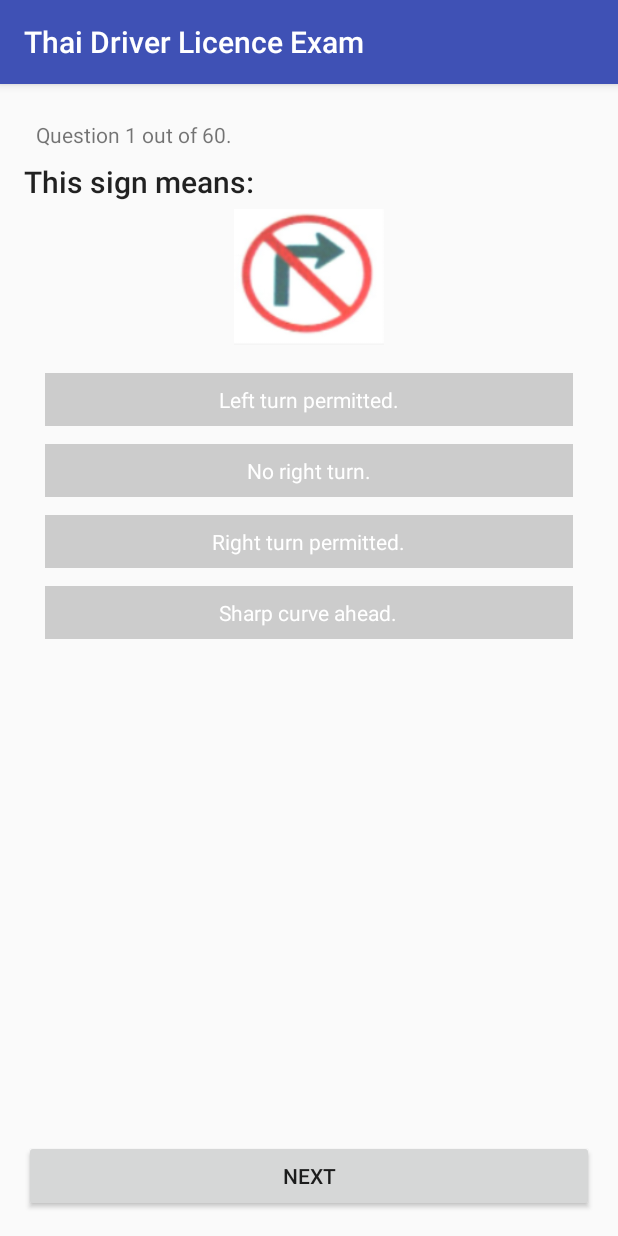
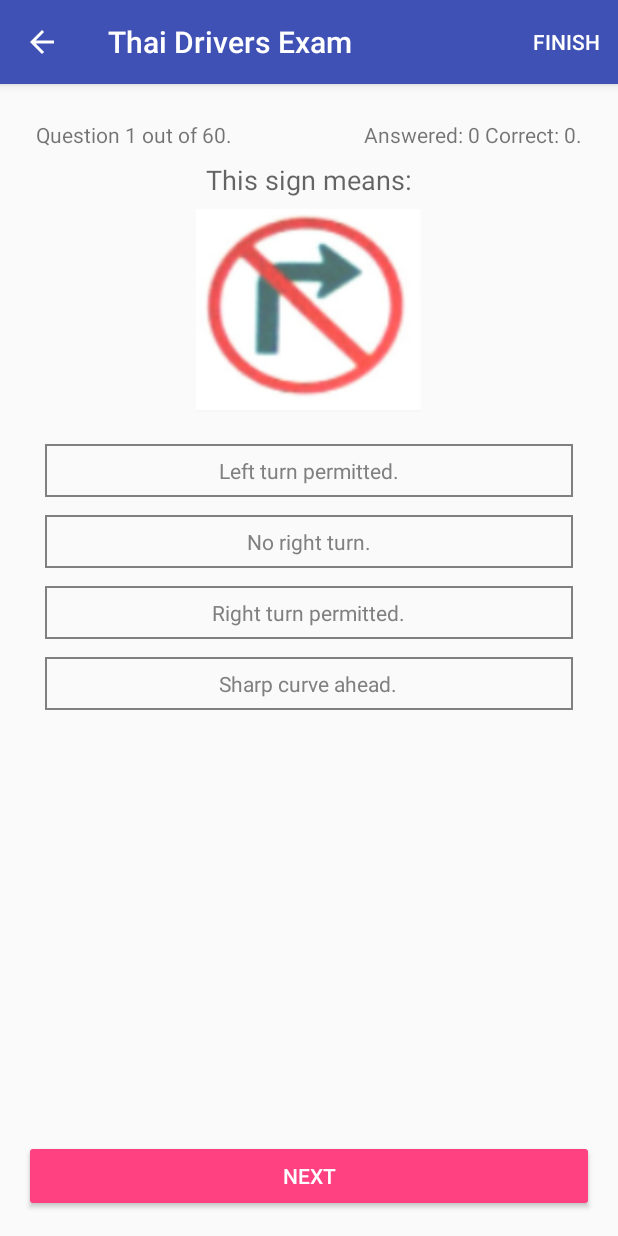
Before and after one commit to nemanja-summa/thaiapp, an Android app: the screen it shows after launch (QuestionsActivity), after a tap on "SIMULATE EXAM", on a phone screen of 412 x 824 dp. Run offline under Robolectric (Android 15) with nearby library versions, the phone set to English and light mode, and no system bars.

Commit message:
Added a finish button, some layout changes, added strings, colors.

```diff
--- a/app/build.gradle
+++ b/app/build.gradle
@@ -27,5 +27,6 @@ dependencies {
     compile 'com.android.support:appcompat-v7:25.2.0'
     compile 'com.android.support.constraint:constraint-layout:1.0.0-beta4'
     compile 'com.android.support:recyclerview-v7:25.2.0'
+    compile 'com.android.support:support-v4:25.2.0'
     testCompile 'junit:junit:4.12'
 }
--- a/app/src/main/java/io/summa/tutorial/view/QuestionsActivity.java
+++ b/app/src/main/java/io/summa/tutorial/view/QuestionsActivity.java
@@ -1,13 +1,19 @@
 package io.summa.tutorial.view;
 
+import android.content.DialogInterface;
 import android.os.Bundle;
+import android.support.v7.app.AlertDialog;
 import android.support.v7.app.AppCompatActivity;
 import android.support.v7.widget.LinearLayoutManager;
 import android.support.v7.widget.RecyclerView;
+import android.view.Menu;
+import android.view.MenuInflater;
+import android.view.MenuItem;
 import android.view.View;
 import android.widget.Button;
 import android.widget.ImageView;
 import android.widget.TextView;
+import android.widget.Toast;
 
 import org.json.JSONException;
 
@@ -29,7 +35,7 @@ public class QuestionsActivity extends AppCompatActivity implements View.OnClick
     public static final int EXTRA_SIMULATION = 1;
     public static final int EXTRA_PRACTICE = 2;
 
-    private TextView mQuestionTitle, mCounter;
+    private TextView mQuestionTitle, mCounter, mAnsweredCorrect;
     private ImageView mQuestionImage;
     private Button mPrevious, mNext;
     private AnswersRecyclerView mAdapter;
@@ -37,6 +43,8 @@ public class QuestionsActivity extends AppCompatActivity implements View.OnClick
     private List<Question> mQuestions;
     int pageIndex = 0;
     int testType;
+
+    int answered, correct;
 
     @Override
     protected void onCreate(Bundle savedInstanceState) {
@@ -51,12 +59,14 @@ public class QuestionsActivity extends AppCompatActivity implements View.OnClick
         }
 
         testType = bundle.getInt(QuestionsActivity.EXTRA_CONTEXT);
-
+        if (getSupportActionBar() != null)
+            getSupportActionBar().setDisplayHomeAsUpEnabled(true);
 
         mQuestions = populateData(testType);
 
         mQuestionTitle = (TextView) findViewById(R.id.tvTitle);
         mCounter = (TextView) findViewById(R.id.tvCounter);
+        mAnsweredCorrect = (TextView) findViewById(R.id.tvAnsweredCorrect);
         mQuestionImage = (ImageView) findViewById(R.id.ivTitleImage);
         mPrevious = (Button) findViewById(R.id.btnPrevious);
         mNext = (Button) findViewById(R.id.btnNext);
@@ -76,6 +86,32 @@ public class QuestionsActivity extends AppCompatActivity implements View.OnClick
     }
 
     @Override
+    public boolean onOptionsItemSelected(MenuItem item) {
+        int i = item.getItemId();
+        if (i == android.R.id.home) {
+            finish();
+            return true;
+        } else if (i == R.id.menuFinish) {
+            if (answered == mQuestions.size())
+                Toast.makeText(this, "good job, you are done", Toast.LENGTH_SHORT).show();
+            else {
+                AlertDialog.Builder builder = new AlertDialog.Builder(this);
+                builder.setMessage(R.string.dialog_not_all_answered)
+                        .setPositiveButton(R.string.yes, new DialogInterface.OnClickListener() {
+                            @Override
+                            public void onClick(DialogInterface dialogInterface, int i) {
+                                Toast.makeText(QuestionsActivity.this, "good job, you are done", Toast.LENGTH_SHORT).show();
+                            }
+                        })
+                        .setNegativeButton(R.string.no, null)
+                        .show();
+            }
+            return true;
+
+        } else return super.onOptionsItemSelected(item);
+    }
+
+    @Override
     public void onMarked(Answer answer) {
         Question question = mQuestions.get(pageIndex);
 
@@ -83,6 +119,13 @@ public class QuestionsActivity extends AppCompatActivity implements View.OnClick
 
         question.setAnsweredIndex(answerIndex);
         question.setMarked(true);
+
+        answered++;
+        if (question.getAnsweredIndex() == question.getCorrectIndex())
+            correct++;
+
+        String answeredCorrectText = getResources().getString(R.string.answered_correct, answered, correct);
+        mAnsweredCorrect.setText(answeredCorrectText);
 
         mAdapter.notifyDataSetChanged();
     }
@@ -123,10 +166,19 @@ public class QuestionsActivity extends AppCompatActivity implements View.OnClick
         }
     }
 
+    @Override
+    public boolean onCreateOptionsMenu(Menu menu) {
+        MenuInflater inflater = getMenuInflater();
+        inflater.inflate(R.menu.questions_menu, menu);
+        return true;
+    }
+
     private void loadQuestion() {
         String counterText = getResources().getString(R.string.counter_text, pageIndex + 1, mQuestions.size());
         mCounter.setText(counterText);
 
+        String answeredCorrectText = getResources().getString(R.string.answered_correct, answered, correct);
+        mAnsweredCorrect.setText(answeredCorrectText);
 
         mQuestionTitle.setText(mQuestions.get(pageIndex).getQuestionTitle());
         mAdapter.setNewAnswersAndRefresh(mQuestions.get(pageIndex));
--- /dev/null
+++ b/app/src/main/res/drawable/outlined_item.xml
@@ -0,0 +1,4 @@
+<?xml version="1.0" encoding="utf-8"?>
+<shape xmlns:android="http://schemas.android.com/apk/res/android" android:id="@+id/listview_background_shape">
+    <stroke android:width="1dp" android:color="#808080" />
+</shape>
--- a/app/src/main/res/layout/activity_questions.xml
+++ b/app/src/main/res/layout/activity_questions.xml
@@ -14,26 +14,40 @@
         android:layout_above="@+id/llNavigationHolder"
         android:orientation="vertical">
 
-        <TextView
-            android:id="@+id/tvCounter"
-            android:layout_width="wrap_content"
+        <RelativeLayout
+            android:layout_width="match_parent"
             android:layout_height="wrap_content"
-            android:padding="8dp"
-            android:text="Question 5 out of 60"/>
+            android:padding="8dp">
+
+            <TextView
+                android:id="@+id/tvCounter"
+                android:layout_width="wrap_content"
+                android:layout_height="wrap_content"
+                android:layout_alignParentStart="true"
+                android:text="@string/counter_text"/>
+
+            <TextView
+                android:id="@+id/tvAnsweredCorrect"
+                android:layout_width="wrap_content"
+                android:layout_height="wrap_content"
+                android:layout_alignParentEnd="true"
+                android:text="@string/answered_correct"/>
+        </RelativeLayout>
 
 
         <TextView
             android:id="@+id/tvTitle"
-            style="@style/Base.TextAppearance.AppCompat.Title"
-            android:layout_width="wrap_content"
+            style="@style/Base.TextAppearance.AppCompat.Medium"
+            android:layout_width="match_parent"
             android:layout_height="wrap_content"
             android:gravity="center"
-            android:text="Which of the following statements is true?"/>
+            android:textAlignment="center"
+            android:text="Placeholder question"/>
 
         <ImageView
             android:id="@+id/ivTitleImage"
-            android:layout_width="100dp"
-            android:layout_height="100dp"
+            android:layout_width="150dp"
+            android:layout_height="150dp"
             android:layout_gravity="center"
             android:src="@mipmap/ic_launcher"/>
 
@@ -51,9 +65,9 @@
 
     <LinearLayout
         android:id="@+id/llNavigationHolder"
-        android:layout_alignParentBottom="true"
         android:layout_width="match_parent"
         android:layout_height="wrap_content"
+        android:layout_alignParentBottom="true"
         android:paddingTop="8dp">
 
         <Button
@@ -61,14 +75,17 @@
             android:layout_width="wrap_content"
             android:layout_height="wrap_content"
             android:layout_weight="0.5"
-            android:visibility="gone"
-            android:text="previous"/>
+            android:text="@string/previous"
+            style="@style/Widget.AppCompat.Button.Colored"
+            android:visibility="gone"/>
 
         <Button
             android:id="@+id/btnNext"
             android:layout_width="wrap_content"
             android:layout_height="wrap_content"
             android:layout_weight="0.5"
-            android:text="next"/>
+            style="@style/Widget.AppCompat.Button.Colored"
+
+            android:text="@string/next"/>
     </LinearLayout>
 </RelativeLayout>
--- a/app/src/main/res/layout/image_answer.xml
+++ b/app/src/main/res/layout/image_answer.xml
@@ -6,7 +6,7 @@
     android:layout_height="wrap_content"
     android:layout_gravity="center|top"
     android:layout_margin="6dp"
-    android:background="@color/defaultBackground"
+    android:background="@drawable/outlined_item"
     android:orientation="vertical"
     android:padding="8dp">
 
--- a/app/src/main/res/layout/text_answer.xml
+++ b/app/src/main/res/layout/text_answer.xml
@@ -6,7 +6,7 @@
     android:layout_height="wrap_content"
     android:layout_gravity="center|top"
     android:layout_margin="6dp"
-    android:background="@color/defaultBackground"
+    android:background="@drawable/outlined_item"
     android:orientation="vertical"
     android:padding="8dp">
 
@@ -15,6 +15,5 @@
         android:layout_width="wrap_content"
         android:layout_height="wrap_content"
         android:layout_gravity="center"
-        android:text="text placeholder is here whatever though"
-        android:textColor="#fff"/>
+        android:text="text placeholder is here whatever though"/>
 </LinearLayout>
--- /dev/null
+++ b/app/src/main/res/menu/questions_menu.xml
@@ -0,0 +1,10 @@
+<?xml version="1.0" encoding="utf-8"?>
+<menu xmlns:android="http://schemas.android.com/apk/res/android"
+      xmlns:app="http://schemas.android.com/apk/res-auto">
+    <item
+        android:id="@+id/menuFinish"
+        android:title="@string/finish"
+        android:visible="true"
+        app:showAsAction="always"
+        />
+</menu>
--- a/app/src/main/res/raw/data.json
+++ b/app/src/main/res/raw/data.json
@@ -129,7 +129,7 @@
   },
   {
     "question": {
-      "text": "The sign mean:",
+      "text": "This sign means:",
       "url": "doNotPass"
     },
     "answers": [
--- a/app/src/main/res/values/colors.xml
+++ b/app/src/main/res/values/colors.xml
@@ -4,6 +4,8 @@
     <color name="colorPrimaryDark">#303F9F</color>
     <color name="colorAccent">#FF4081</color>
 
+    <color name="defaultTextColor">#808080</color>
+    <color name="selectedTextColor">#FFFFFF</color>
     <color name="defaultBackground">#CCCCCC</color>
     <color name="correctBackground">#8BC34A</color>
     <color name="incorrectBackground">#FF5722</color>
--- a/app/src/main/res/values/strings.xml
+++ b/app/src/main/res/values/strings.xml
@@ -1,8 +1,18 @@
 <resources>
-    <string name="app_name">Thai Driver Licence Exam</string>
+    <string name="app_name">Thai Drivers Exam</string>
     <string name="counter_text">Question %1$d out of %2$d.</string>
     <string name="simulate_exam">Simulate exam</string>
     <string name="simulate_explanation">Exam rules apply, you get 60 random questions. Good luck!</string>
     <string name="practice_for_exam">practice for exam</string>
     <string name="practice_explanation">Go through all questions.</string>
+    <string name="previous">previous</string>
+    <string name="next">next</string>
+    <string name="answered_correct">Answered: %1$d Correct: %2$d.</string>
+    <string name="finish">Finish</string>
+    <string name="yes">Yes</string>
+    <string name="no">No</string>
+    <string name="dialog_not_all_answered">You haven\'t answered all of the questions, are you sure you want to end?</string>
+
+    <!-- TODO: Remove or change this placeholder text -->
+    <string name="hello_blank_fragment">Hello blank fragment</string>
 </resources>
```
Also changed, not shown: app/src/main/AndroidManifest.xml (+9 -3 lines), app/src/main/java/io/summa/tutorial/adapter/AnswersRecyclerView.java (+14 -10 lines).
